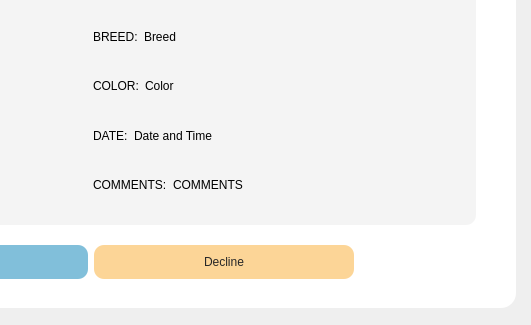
Qt form Desktop_Application/Frontend/Home.ui (DreddVDomasian/Petmate-Desktop-Application) before a commit; both pictures show x 749 to 1280 and y 395 to 720 of the 1280 by 720 pixel window.
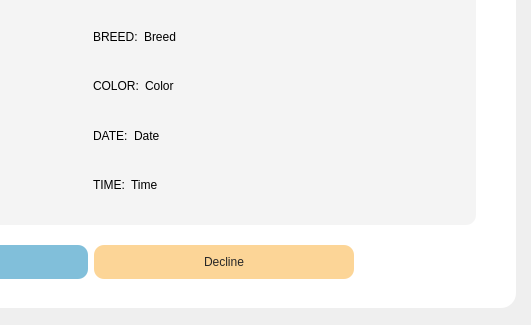
The same form after that commit. The open tabs and pages were chosen to show the change. Icons and pictures are not drawn.

What changed in the file:
```diff
--- a/Desktop_Application/Frontend/Home.ui
+++ b/Desktop_Application/Frontend/Home.ui
@@ -9695,7 +9695,7 @@
                                    <string notr="true"/>
                                   </property>
                                   <property name="text">
-                                   <string>Date and Time</string>
+                                   <string>Date </string>
                                   </property>
                                  </widget>
                                 </item>
@@ -9736,14 +9736,14 @@
 color:rgb(0, 0, 0);</string>
                                   </property>
                                   <property name="text">
-                                   <string>COMMENTS:</string>
+                                   <string>TIME:</string>
                                   </property>
                                  </widget>
                                 </item>
                                 <item>
                                  <widget class="QLabel" name="reviewComments">
                                   <property name="text">
-                                   <string>COMMENTS</string>
+                                   <string>Time</string>
                                   </property>
                                  </widget>
                                 </item>
```
Left out of the diff: 10 changed lines with no effect on the pictures.
